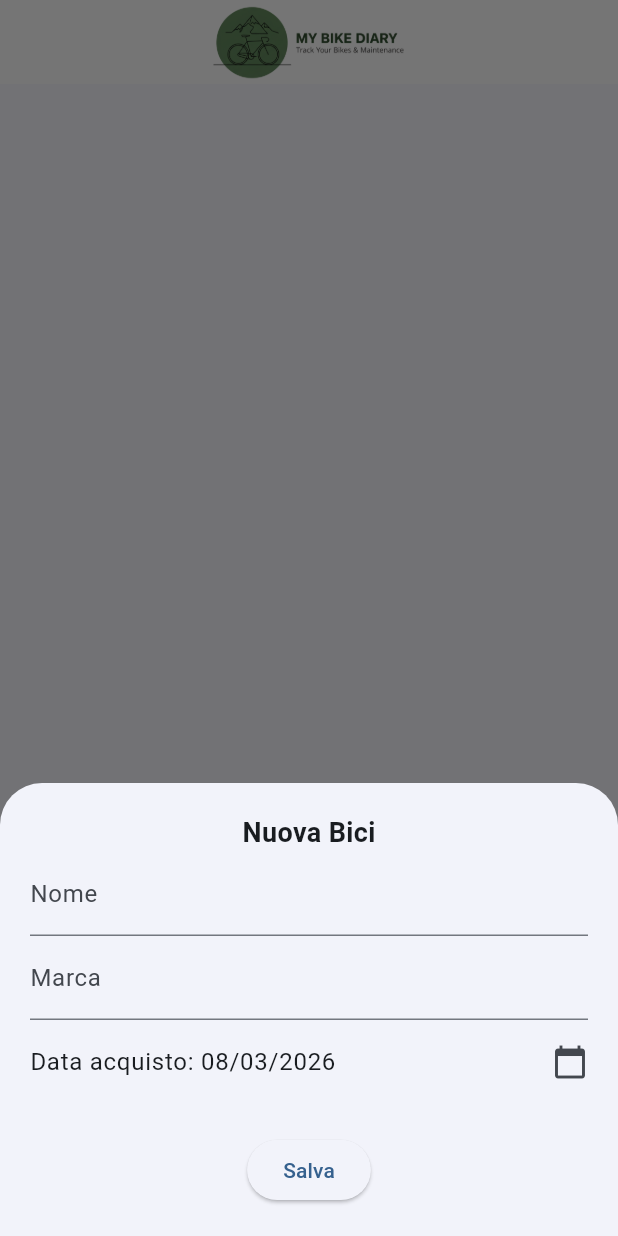
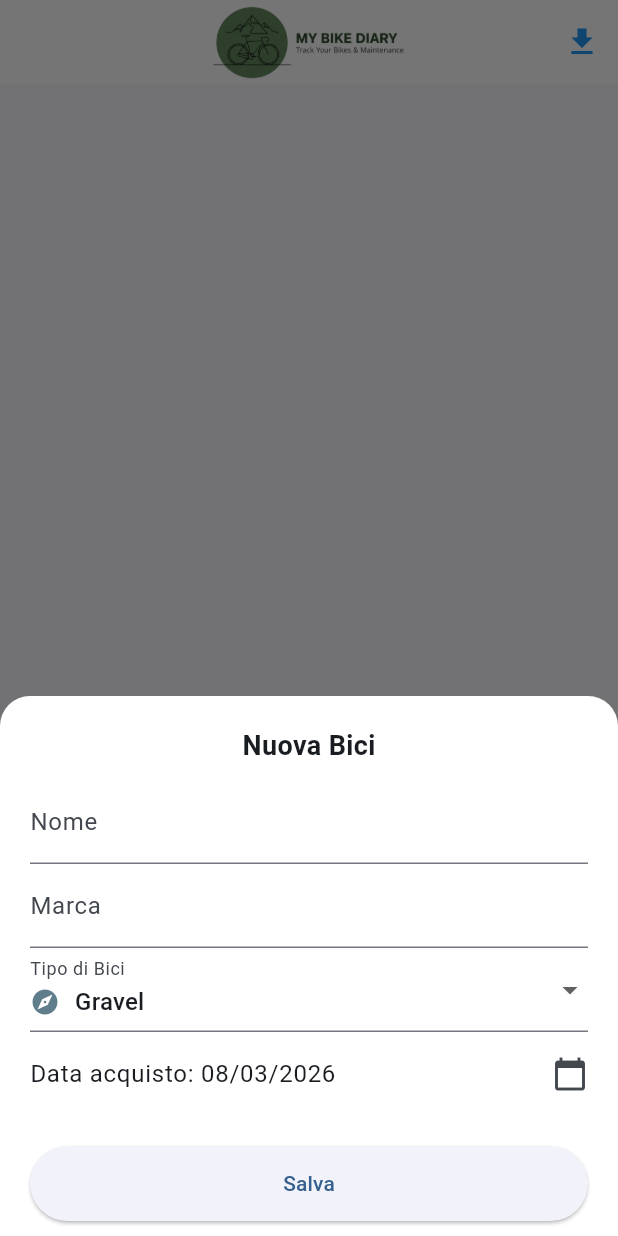
Before and after one commit to xilon82/my_bike_diary, a Flutter app: the screen it shows after launch, after a tap on the "add" icon, on a phone screen of 412 x 824 dp. Run offline on Flutter 3.47's test engine with Material 3 defaults, Android fonts, the phone set to English and light mode, and no system bars; our stand-ins replace flutter_riverpod, isar, share_plus; accounts and stored records are empty; generated files the repository leaves out were written again.

Commit message:
Funzione di export e correzzioni layout su android su tasto salva sui tasti navigazione

```diff
--- a/lib/main.dart
+++ b/lib/main.dart
@@ -24,24 +24,37 @@ class MyApp extends StatelessWidget {
 class HomeScreen extends ConsumerWidget {
   const HomeScreen({super.key});
 
+  // --- FORM INSERIMENTO/MODIFICA BICI ---
   void _showBikeForm(BuildContext context, WidgetRef ref, [Bike? existing]) {
     final nameController = TextEditingController(text: existing?.name);
     final brandController = TextEditingController(text: existing?.brand);
-    // Inizializziamo la data con quella esistente o con oggi
+
     DateTime selectedDate = existing?.purchaseDate ?? DateTime.now();
+    String selectedType = existing?.type ?? 'Gravel';
+
+    final List<String> bikeTypes = ['Gravel', 'MTB', 'Strada', 'Pieghevole'];
 
     showModalBottomSheet(
       context: context,
       isScrollControlled: true,
+      // Colore di sfondo per uniformità
+      backgroundColor: Colors.white,
+      shape: const RoundedRectangleBorder(
+        borderRadius: BorderRadius.vertical(top: Radius.circular(20)),
+      ),
       builder: (context) => StatefulBuilder(
-        // Fondamentale per aggiornare la data nel modal
         builder: (context, setState) => Padding(
           padding: EdgeInsets.only(
-            bottom: MediaQuery.of(context).viewInsets.bottom,
+            bottom: MediaQuery.of(
+              context,
+            ).viewInsets.bottom, // Gestisce la tastiera
             left: 20,
             right: 20,
             top: 20,
           ),
+          // --- SOLUZIONE: SafeArea avvolge il contenuto ---
+          child: SafeArea(
+            child: SingleChildScrollView(
               child: Column(
                 mainAxisSize: MainAxisSize.min,
                 children: [
@@ -52,6 +65,7 @@ class HomeScreen extends ConsumerWidget {
                       fontWeight: FontWeight.bold,
                     ),
                   ),
+                  const SizedBox(height: 10),
                   TextField(
                     controller: nameController,
                     decoration: const InputDecoration(labelText: "Nome"),
@@ -60,8 +74,33 @@ class HomeScreen extends ConsumerWidget {
                     controller: brandController,
                     decoration: const InputDecoration(labelText: "Marca"),
                   ),
-
-              // --- SELETTORE DATA ---
+                  DropdownButtonFormField<String>(
+                    value: selectedType,
+                    decoration: const InputDecoration(
+                      labelText: "Tipo di Bici",
+                    ),
+                    items: bikeTypes.map((type) {
+                      return DropdownMenuItem(
+                        value: type,
+                        child: Row(
+                          children: [
+                            Icon(
+                              _getBikeIcon(type),
+                              size: 20,
+                              color: Colors.blueGrey,
+                            ),
+                            const SizedBox(width: 10),
+                            Text(type),
+                          ],
+                        ),
+                      );
+                    }).toList(),
+                    onChanged: (value) {
+                      if (value != null) {
+                        setState(() => selectedType = value);
+                      }
+                    },
+                  ),
                   ListTile(
                     contentPadding: EdgeInsets.zero,
                     title: Text(
@@ -76,28 +115,35 @@ class HomeScreen extends ConsumerWidget {
                         lastDate: DateTime.now(),
                       );
                       if (picked != null) {
-                    setState(
-                      () => selectedDate = picked,
-                    ); // Aggiorna la UI del modal
+                        setState(() => selectedDate = picked);
                       }
                     },
                   ),
-
                   const SizedBox(height: 20),
-              ElevatedButton(
+                  SizedBox(
+                    width: double.infinity,
+                    child: ElevatedButton(
+                      style: ElevatedButton.styleFrom(
+                        padding: const EdgeInsets.symmetric(vertical: 15),
+                      ),
                       onPressed: () {
                         final bike = existing ?? Bike();
                         bike.name = nameController.text;
                         bike.brand = brandController.text;
-                  bike.purchaseDate = selectedDate; // Salviamo la data scelta
+                        bike.type = selectedType;
+                        bike.purchaseDate = selectedDate;
 
                         ref.read(isarServiceProvider).saveBike(bike);
                         Navigator.pop(context);
                       },
                       child: const Text("Salva"),
                     ),
-              const SizedBox(height: 20),
+                  ),
+                  // Spazio extra finale per sicurezza sopra i tasti Android
+                  const SizedBox(height: 10),
                 ],
+              ),
+            ),
           ),
         ),
       ),
@@ -109,21 +155,35 @@ class HomeScreen extends ConsumerWidget {
     final bikesAsync = ref.watch(bikesProvider);
 
     return Scaffold(
-      //appBar: AppBar(title: const Text("My Bike Diary")),
       appBar: AppBar(
-        // centerTitle centra il contenuto della proprietà 'title' sia su Android che su iOS/Linux
         centerTitle: true,
-        title: Image.asset(
-          'assets/logo.png',
-          height:
-              50, // Ho aumentato un po' l'altezza visto che ora è l'unico protagonista
-          fit: BoxFit.contain,
+        title: Image.asset('assets/logo.png', height: 50, fit: BoxFit.contain),
+        elevation: 0,
+        backgroundColor: Colors.white,
+        actions: [
+          // MANTENIAMO SOLO IL TASTO ESPORTA
+          IconButton(
+            icon: const Icon(Icons.download),
+            tooltip: "Esporta Backup",
+            color: Colors.blue,
+            onPressed: () async {
+              try {
+                ScaffoldMessenger.of(context).showSnackBar(
+                  const SnackBar(
+                    content: Text("Generazione backup in corso..."),
                   ),
-        elevation: 0, // Opzionale: toglie l'ombra per un look più flat
-        backgroundColor: Colors
-            .white, // Opzionale: se vuoi che il logo si fonda con lo sfondo
+                );
+                await ref.read(isarServiceProvider).exportFullBackup();
+                ScaffoldMessenger.of(context).hideCurrentSnackBar();
+              } catch (e) {
+                ScaffoldMessenger.of(context).showSnackBar(
+                  SnackBar(content: Text("Errore durante l'export: $e")),
+                );
+              }
+            },
           ),
-
+        ],
+      ),
       body: bikesAsync.when(
         data: (bikes) => ListView.builder(
           itemCount: bikes.length,
@@ -135,20 +195,19 @@ class HomeScreen extends ConsumerWidget {
               background: Container(
                 color: Colors.red,
                 alignment: Alignment.centerRight,
+                padding: const EdgeInsets.only(right: 20),
                 child: const Icon(Icons.delete, color: Colors.white),
               ),
               onDismissed: (_) =>
                   ref.read(isarServiceProvider).deleteBike(bike.id),
-              // All'interno del ListView.builder della HomeScreen
               child: ListTile(
-                // 1. ICONA DINAMICA
                 leading: CircleAvatar(
                   backgroundColor: Colors.blue.withOpacity(0.1),
                   child: Icon(_getBikeIcon(bike.type), color: Colors.blue),
                 ),
                 title: Text(bike.name),
                 subtitle: Text(
-                  "${bike.brand} • ${bike.type}\nEtà: ${bike.age}",
+                  "${bike.brand ?? 'Senza marca'} • ${bike.type}\nEtà: ${bike.age}",
                 ),
                 onTap: () => Navigator.push(
                   context,
@@ -156,7 +215,6 @@ class HomeScreen extends ConsumerWidget {
                     builder: (_) => BikeDetailsView(bike: bike),
                   ),
                 ),
-                // 2. LOGICA DI MODIFICA (Long Press)
                 onLongPress: () => _showBikeForm(context, ref, bike),
               ),
             );
@@ -172,7 +230,8 @@ class HomeScreen extends ConsumerWidget {
     );
   }
 
-  IconData _getBikeIcon(String type) {
+  // LOGICA ICONE RIPRISTINATA
+  static IconData _getBikeIcon(String type) {
     switch (type) {
       case 'MTB':
         return Icons.terrain;
@@ -181,7 +240,7 @@ class HomeScreen extends ConsumerWidget {
       case 'Gravel':
         return Icons.explore;
       case 'Pieghevole':
-        return Icons.moped; // o Icons.directions_bike
+        return Icons.moped;
       default:
         return Icons.directions_bike;
     }
--- a/lib/models/bike.dart
+++ b/lib/models/bike.dart
@@ -28,6 +28,14 @@ class Bike {
       return "$months mes${months == 1 ? 'e' : 'i'}";
     }
   }
+
+  // Dentro la classe Bike
+  Map<String, dynamic> toJson() => {
+    'name': name,
+    'brand': brand,
+    'type': type,
+    'purchaseDate': purchaseDate.toIso8601String(),
+  };
 }
 
 @collection
@@ -43,6 +51,14 @@ class ServiceHistory {
   int? get tempId => id; // Inutile, serve solo a "muovere" il file
 
   final bike = IsarLink<Bike>(); // <--- IL GENERATORE CERCA QUESTO
+
+  // Dentro la classe ServiceHistory
+  Map<String, dynamic> toJson() => {
+    'description': description,
+    'location': location,
+    'cost': cost,
+    'date': date.toIso8601String(),
+  };
 }
 
 @collection
@@ -70,4 +86,14 @@ class BikeSetup {
       baseDate.add(Duration(days: checkIntervalDays!)),
     );
   }
+
+  // Dentro la classe BikeSetup
+  Map<String, dynamic> toJson() => {
+    'title': title,
+    'value': value,
+    'category': category,
+    'hasPeriodicCheck': hasPeriodicCheck,
+    'checkIntervalDays': checkIntervalDays,
+    'lastCheckDate': lastCheckDate?.toIso8601String(),
+  };
 }
--- a/lib/models/component.dart
+++ b/lib/models/component.dart
@@ -7,8 +7,8 @@ part 'component.g.dart';
 class Component {
   Id id = Isar.autoIncrement;
   late String name;
-  String? type;          // Es: Catena, Copertone, Pastiglie
-  String? modelDetails;  // Es: Shimano HG-601
+  String? type; // Es: Catena, Copertone, Pastiglie
+  String? modelDetails; // Es: Shimano HG-601
 
   int? maintenanceIntervalDays;
   DateTime purchaseDate = DateTime.now();
@@ -25,8 +25,22 @@ class Component {
     if (!isMounted || maintenanceIntervalDays == null) return false;
 
     final baseDate = lastMaintenanceDate ?? purchaseDate;
-    final nextMaintenance = baseDate.add(Duration(days: maintenanceIntervalDays!));
+    final nextMaintenance = baseDate.add(
+      Duration(days: maintenanceIntervalDays!),
+    );
 
     return DateTime.now().isAfter(nextMaintenance);
   }
+
+  // Dentro la classe Component
+  Map<String, dynamic> toJson() => {
+    'name': name,
+    'type': type,
+    'modelDetails': modelDetails,
+    'maintenanceIntervalDays': maintenanceIntervalDays,
+    'purchaseDate': purchaseDate.toIso8601String(),
+    'lastMaintenanceDate': lastMaintenanceDate?.toIso8601String(),
+    'isMounted': isMounted,
+    'unmountedDate': unmountedDate?.toIso8601String(),
+  };
 }
--- a/pubspec.yaml
+++ b/pubspec.yaml
@@ -35,7 +35,9 @@ dependencies:
   isar_flutter_libs: ^3.1.0+1
   path_provider: ^2.1.2
   flutter_riverpod: ^2.5.1
-  intl: ^0.19.0
+  #aggiunte per export json
+  share_plus: ^10.0.0 # Controlla l'ultima versione su pub.dev
+  intl: ^0.19.0 # Utile per la formattazione date nel JSON
 
   # The following adds the Cupertino Icons font to your application.
   # Use with the CupertinoIcons class for iOS style icons.
```
Also changed, not shown: lib/services/isar_service.dart (+46 -0 lines), lib/views/bike_details_view.dart (+87 -152 lines), pubspec.lock, 5 other files. Lines whose indentation alone changed are shown as unchanged.
